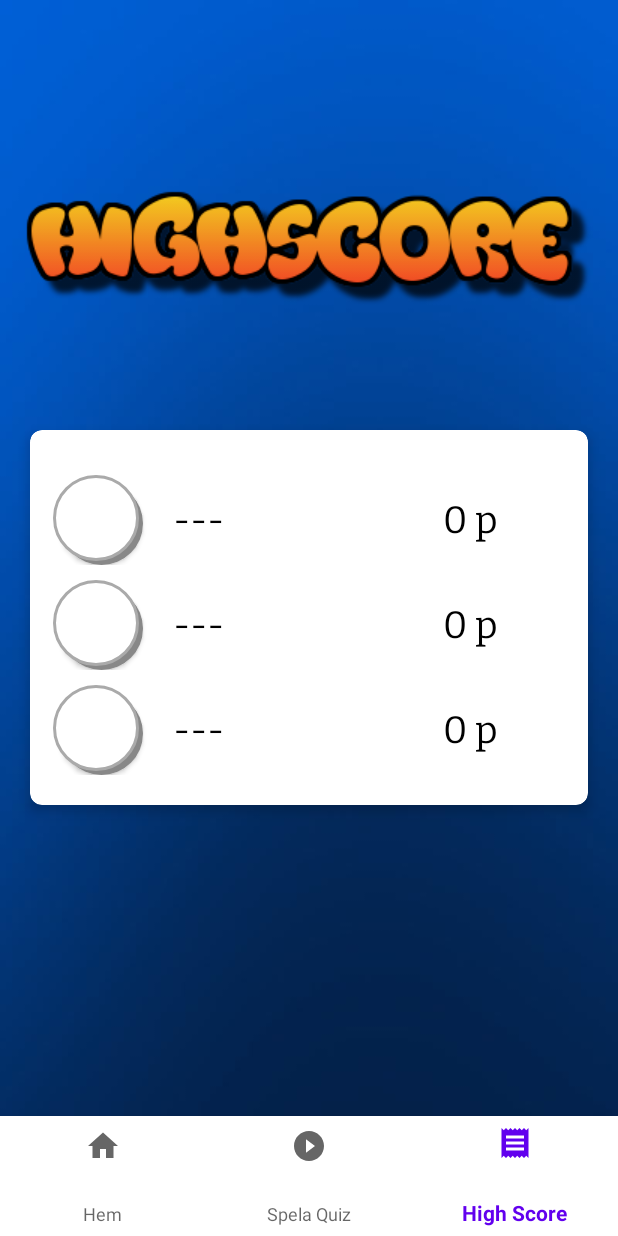
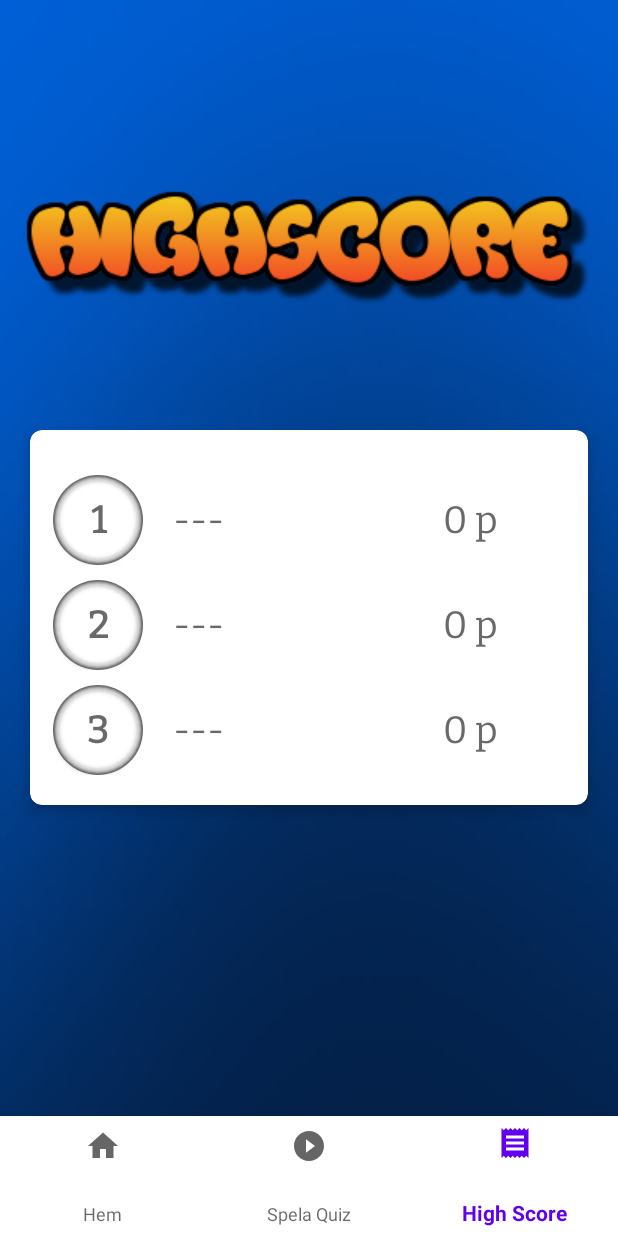
Before and after one commit to olofHammar/QuizApp1, an Android app: the screen it shows after launch (MainActivity), item 3 of the bottom bar chosen, on a phone screen of 412 x 824 dp. Run offline under Robolectric (Android 15) with nearby library versions, the phone set to English and light mode, and no system bars.

Commit message:
Added new design to buttons.

```diff
--- a/app/src/main/res/drawable/botton_border_shadow.xml
+++ /dev/null
@@ -1,8 +0,0 @@
-<layer-list xmlns:android="http://schemas.android.com/apk/res/android">
-
-    <item android:drawable="@drawable/shadow" />
-
-    <item
-        android:bottom="4px"
-        android:drawable="@drawable/round_button" />
-</layer-list>
--- a/app/src/main/res/drawable/circle_count_down.xml
+++ b/app/src/main/res/drawable/circle_count_down.xml
@@ -3,12 +3,10 @@
     android:shape="oval">
 
     <solid
-        android:color="#808080"
+        android:color="#A9A9A9"
         />
 
     <size
-
-
         android:height="50dp"
         android:width="50dp"
         />
--- a/app/src/main/res/drawable/round_button_selected.xml
+++ b/app/src/main/res/drawable/round_button_selected.xml
@@ -2,10 +2,10 @@
 <layer-list xmlns:android="http://schemas.android.com/apk/res/android">
 
     <item
-        android:left="1dp"
-        android:right="1dp"
-        android:top="1dp"
-        android:bottom="1dp">
+        android:left="2dp"
+        android:right="2dp"
+        android:top="2dp"
+        android:bottom="2dp">
         <shape android:shape="oval">
             <solid android:color="#000000"/>
             <!--shadow Color-->
@@ -21,8 +21,18 @@
             <solid android:color="#282828"/>//Background Color
         </shape>
     </item>
-<!-- Drop Shadow -->
-<item>
+
+    <item
+        android:left="1dp"
+        android:right="1dp"
+        android:top="1dp"
+        android:bottom="1dp">
+        <shape android:shape="oval">
+            <solid android:color="#363636"/>//Background Color
+        </shape>
+    </item>
+
+    <item>
     <shape android:shape="oval">
         <padding
             android:bottom="1dp"
--- a/app/src/main/res/drawable/shadow.xml
+++ /dev/null
@@ -1,7 +0,0 @@
-<shape xmlns:android="http://schemas.android.com/apk/res/android"
-    android:shape="rectangle">
-
-    <solid android:color="@android:color/black" />
-
-    <corners android:radius="20dp" />
-</shape>
--- a/app/src/main/res/layout/fragment_high_score.xml
+++ b/app/src/main/res/layout/fragment_high_score.xml
@@ -47,8 +47,8 @@
                         android:clickable="false"
                         android:layout_marginTop="20dp"
                         android:layout_marginStart="5dp"
-                        android:background="@drawable/round_button"
-                        android:textColor="@android:color/white"
+                        android:background="@drawable/round_button_selected"
+                        android:textColor="#696969"
                         android:fontFamily="@font/bitter"
                         android:textStyle="bold"
                         android:text="@string/btn_highscore_one"
@@ -62,7 +62,7 @@
                         android:layout_marginTop="20dp"
                         android:fontFamily="@font/bitter"
                         android:text="@string/default_player_highscore_name"
-                        android:textColor="@android:color/black"
+                        android:textColor="#696969"
                         android:textSize="25sp" />
 
                     <TextView
@@ -72,7 +72,7 @@
                         android:layout_marginTop="20dp"
                         android:layout_marginStart="10dp"
                         android:fontFamily="@font/bitter"
-                        android:textColor="@android:color/black"
+                        android:textColor="#696969"
                         android:textSize="25sp"
                         android:text="@string/default_player_highscore_points" />
 
@@ -90,8 +90,8 @@
                         android:clickable="false"
                         android:layout_marginTop="10dp"
                         android:layout_marginStart="5dp"
-                        android:background="@drawable/round_button"
-                        android:textColor="@android:color/white"
+                        android:background="@drawable/round_button_selected"
+                        android:textColor="#696969"
                         android:fontFamily="@font/bitter"
                         android:textStyle="bold"
                         android:text="@string/btn_highsvore_two"
@@ -105,7 +105,7 @@
                     android:layout_marginTop="10dp"
                     android:fontFamily="@font/bitter"
                     android:text="@string/default_player_highscore_name"
-                    android:textColor="@android:color/black"
+                    android:textColor="#696969"
                     android:textSize="25sp" />
 
                 <TextView
@@ -115,7 +115,7 @@
                     android:layout_marginTop="10dp"
                     android:layout_marginStart="10dp"
                     android:fontFamily="@font/bitter"
-                    android:textColor="@android:color/black"
+                    android:textColor="#696969"
                     android:textSize="25sp"
                     android:text="@string/default_player_highscore_points" />
 
@@ -134,8 +134,8 @@
                         android:clickable="false"
                         android:layout_marginTop="10dp"
                         android:layout_marginStart="5dp"
-                        android:background="@drawable/round_button"
-                        android:textColor="@android:color/white"
+                        android:background="@drawable/round_button_selected"
+                        android:textColor="#696969"
                         android:fontFamily="@font/bitter"
                         android:textStyle="bold"
                         android:text="@string/btn_highscore_three"
@@ -149,7 +149,7 @@
                     android:layout_marginTop="10dp"
                     android:fontFamily="@font/bitter"
                     android:text="@string/default_player_highscore_name"
-                    android:textColor="@android:color/black"
+                    android:textColor="#696969"
                     android:textSize="25sp" />
 
                 <TextView
@@ -159,7 +159,7 @@
                     android:layout_marginTop="10dp"
                     android:layout_marginStart="10dp"
                     android:fontFamily="@font/bitter"
-                    android:textColor="@android:color/black"
+                    android:textColor="#696969"
                     android:textSize="25sp"
                     android:text="@string/default_player_highscore_points" />
 
```
